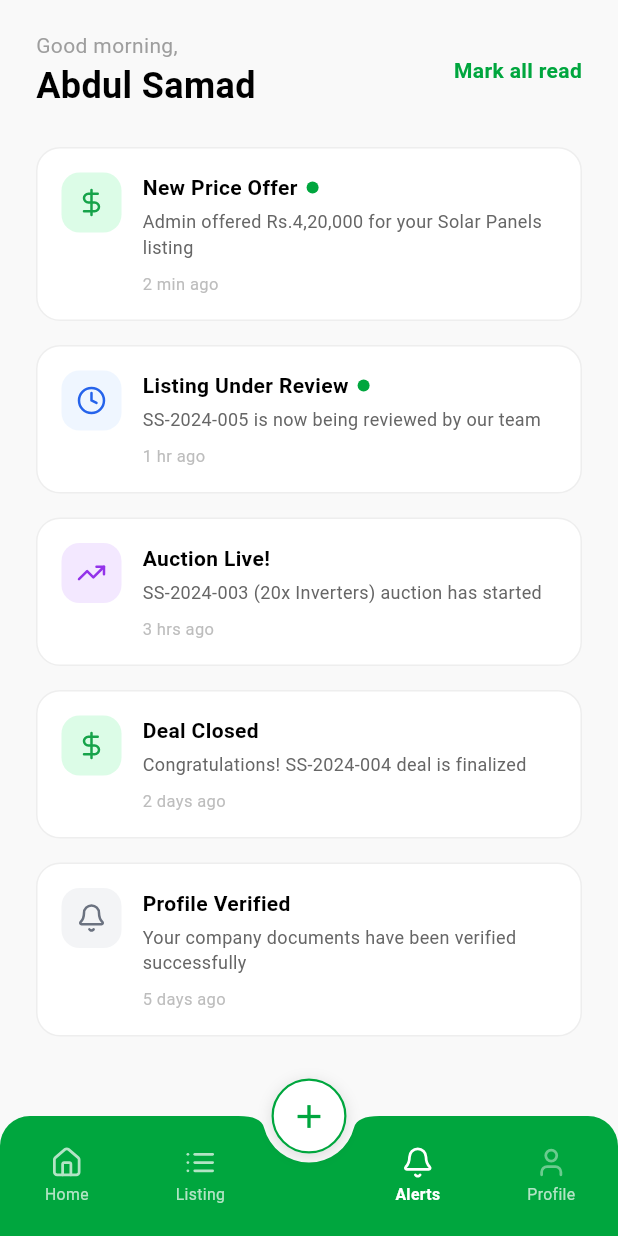
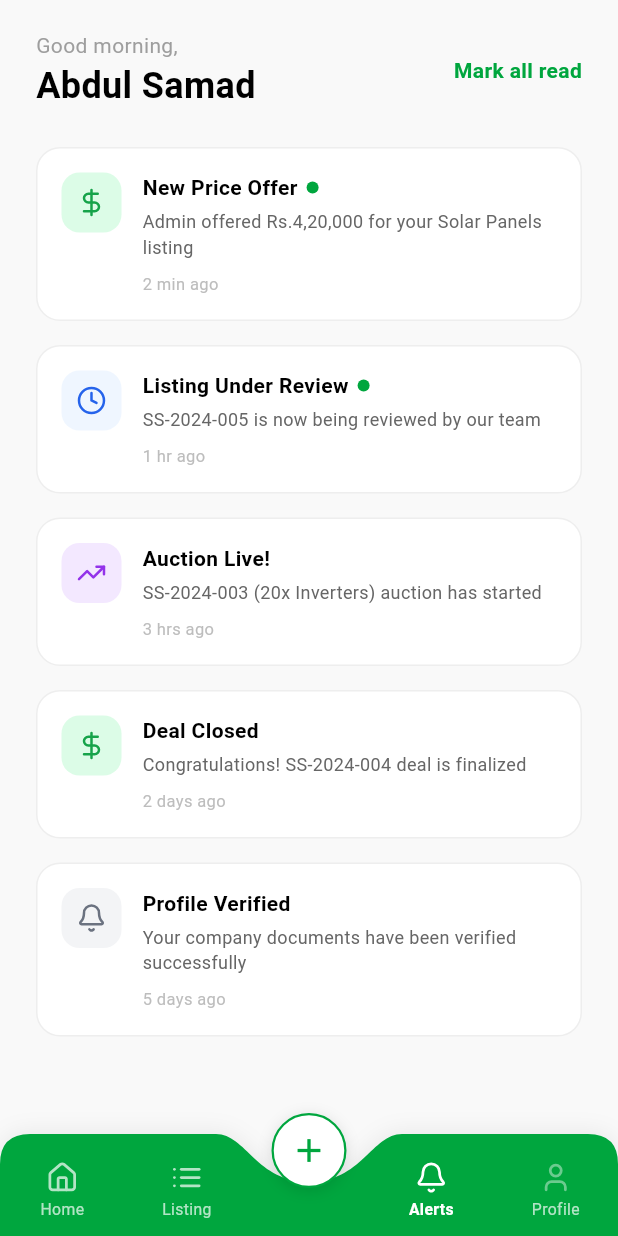
Before and after one commit to itismemuhammadali/SolarScrap-Ecosystem, a Flutter app: the SellerDashboardScreen screen opened directly, after a tap on an icon or button, on a phone screen of 412 x 824 dp. Run offline on Flutter 3.47's test engine with Material 3 defaults, Android fonts, the light colour scheme and no system bars; our stand-ins replace flutter_svg, google_fonts.

Commit message:
Implement exact 124x62 FAB scoop curve on bottom navigation bar matching Figma FAB BG specifications

```diff
--- a/lib/screens/seller/seller_dashboard_screen.dart
+++ b/lib/screens/seller/seller_dashboard_screen.dart
@@ -123,24 +123,29 @@ class _SellerDashboardScreenState extends State<SellerDashboardScreen> {
         child: _buildCurrentView(),
       ),
       // Bottom Navigation Bar
-      bottomNavigationBar: ClipRRect(
-        borderRadius: const BorderRadius.vertical(top: Radius.circular(20)),
-        child: BottomAppBar(
-          shape: const CircularNotchedRectangle(),
-          notchMargin: 6,
-          color: const Color(0xFF00A63E),
-          elevation: 10,
-          padding: EdgeInsets.zero,
+      bottomNavigationBar: _buildBottomNavBar(),
+    );
+  }
+
+  Widget _buildBottomNavBar() {
+    return Stack(
+      clipBehavior: Clip.none,
+      alignment: Alignment.bottomCenter,
+      children: [
+        CustomPaint(
+          size: Size(MediaQuery.of(context).size.width, 68 + MediaQuery.of(context).padding.bottom),
+          painter: const NotchedBottomBarPainter(color: Color(0xFF00A63E)),
           child: SafeArea(
             top: false,
             child: SizedBox(
-              height: 60,
+              height: 68,
+              child: Padding(
+                padding: const EdgeInsets.only(top: 8),
                 child: Row(
-                mainAxisAlignment: MainAxisAlignment.spaceAround,
                   children: [
                     Expanded(child: _buildNavItem('assets/icons/home.svg', 'Home', 0)),
                     Expanded(child: _buildNavItem('assets/icons/listing.svg', 'Listing', 1)),
-                  const SizedBox(width: 56), // Space for center docked FAB
+                    const SizedBox(width: 80), // Space for center notch
                     Expanded(child: _buildNavItem('assets/icons/bell.svg', 'Alerts', 2)),
                     Expanded(child: _buildNavItem('assets/icons/person.svg', 'Profile', 3)),
                   ],
@@ -149,11 +154,27 @@ class _SellerDashboardScreenState extends State<SellerDashboardScreen> {
             ),
           ),
         ),
-      floatingActionButton: Container(
+        Positioned(
+          top: -14,
+          child: GestureDetector(
+            onTap: () {
+              Navigator.push(
+                context,
+                MaterialPageRoute(
+                  builder: (context) => const SellerNewListingScreen(),
+                ),
+              );
+            },
+            child: Container(
               width: 50,
               height: 50,
               decoration: BoxDecoration(
+                color: Colors.white,
                 shape: BoxShape.circle,
+                border: Border.all(
+                  color: const Color(0xFF00A63E),
+                  width: 1.5,
+                ),
                 boxShadow: [
                   BoxShadow(
                     color: Colors.black.withValues(alpha: 0.12),
@@ -162,24 +183,6 @@ class _SellerDashboardScreenState extends State<SellerDashboardScreen> {
                   ),
                 ],
               ),
-        child: FloatingActionButton(
-          elevation: 0,
-          highlightElevation: 0,
-          backgroundColor: Colors.white,
-          shape: const CircleBorder(
-            side: BorderSide(
-              color: Color(0xFF00A63E),
-              width: 1.5,
-            ),
-          ),
-          onPressed: () {
-            Navigator.push(
-              context,
-              MaterialPageRoute(
-                builder: (context) => const SellerNewListingScreen(),
-              ),
-            );
-          },
               child: const Icon(
                 Icons.add,
                 color: Color(0xFF00A63E),
@@ -187,7 +190,8 @@ class _SellerDashboardScreenState extends State<SellerDashboardScreen> {
               ),
             ),
           ),
-      floatingActionButtonLocation: FloatingActionButtonLocation.centerDocked,
+        ),
+      ],
     );
   }
 
@@ -1535,3 +1539,56 @@ class _SellerDashboardScreenState extends State<SellerDashboardScreen> {
     );
   }
 }
+
+class NotchedBottomBarPainter extends CustomPainter {
+  final Color color;
+
+  const NotchedBottomBarPainter({required this.color});
+
+  @override
+  void paint(Canvas canvas, Size size) {
+    final paint = Paint()
+      ..color = color
+      ..style = PaintingStyle.fill;
+
+    const double cornerRadius = 20.0;
+    const double notchWidth = 124.0;
+    const double halfNotch = notchWidth / 2; // 62.0
+    const double notchDepth = 32.0;
+    final double centerX = size.width / 2;
+
+    final path = Path();
+    path.moveTo(0, cornerRadius);
+    path.quadraticBezierTo(0, 0, cornerRadius, 0);
+    path.lineTo(centerX - halfNotch, 0);
+
+    // Smooth scoop curve matching Figma FAB BG 124x62
+    path.cubicTo(
+      centerX - halfNotch + 20, 0,
+      centerX - 35, notchDepth,
+      centerX, notchDepth,
+    );
+    path.cubicTo(
+      centerX + 35, notchDepth,
+      centerX + halfNotch - 20, 0,
+      centerX + halfNotch, 0,
+    );
+
+    path.lineTo(size.width - cornerRadius, 0);
+    path.quadraticBezierTo(size.width, 0, size.width, cornerRadius);
+    path.lineTo(size.width, size.height);
+    path.lineTo(0, size.height);
+    path.close();
+
+    // Draw subtle top shadow
+    final shadowPaint = Paint()
+      ..color = Colors.black.withValues(alpha: 0.08)
+      ..maskFilter = const MaskFilter.blur(BlurStyle.outer, 8);
+    canvas.drawPath(path, shadowPaint);
+
+    canvas.drawPath(path, paint);
+  }
+
+  @override
+  bool shouldRepaint(covariant CustomPainter oldDelegate) => false;
+}
```
Lines whose indentation alone changed are shown as unchanged.
